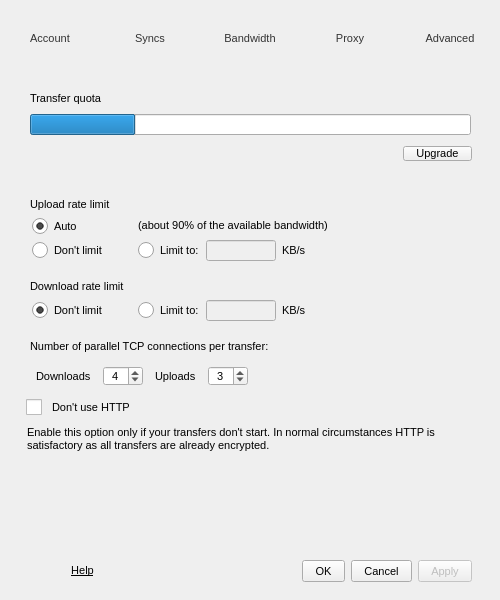
The window that src/MEGASync/gui/win/SettingsDialog.ui (meganz/MEGAsync) describes before a commit, drawn with Qt 5.
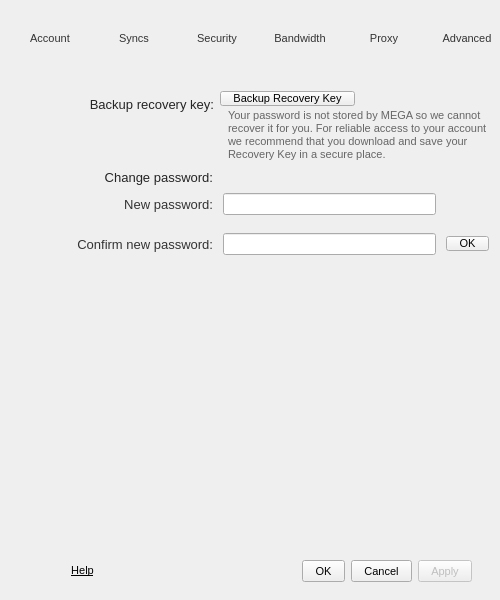
The same window after the commit. The open tabs and pages were chosen to show the change. Icons and pictures are not drawn. Custom widgets are drawn as their Qt base class.

Commit message:
Adjust Settings dialog for Linux and Windows
Based on current macOS design, namely:

- Add Security pane and toolbar button
- Modify General\Account section (add avatar widget, account name,
  remove change password and backup master key buttons, layout updates)

```diff
--- a/src/MEGASync/gui/win/SettingsDialog.ui
+++ b/src/MEGASync/gui/win/SettingsDialog.ui
@@ -303,6 +303,52 @@
         </property>
        </widget>
       </item>
+      <item>
+       <widget class="QToolButton" name="bSecurity">
+        <property name="minimumSize">
+         <size>
+          <width>100</width>
+          <height>76</height>
+         </size>
+        </property>
+        <property name="maximumSize">
+         <size>
+          <width>100</width>
+          <height>76</height>
+         </size>
+        </property>
+        <property name="font">
+         <font>
+          <pointsize>-1</pointsize>
+         </font>
+        </property>
+        <property name="focusPolicy">
+         <enum>Qt::StrongFocus</enum>
+        </property>
+        <property name="styleSheet">
+         <string notr="true"/>
+        </property>
+        <property name="text">
+         <string>Security</string>
+        </property>
+        <property name="icon">
+         <iconset resource="../Resources_win.qrc">
+          <normaloff>:/images/settings-security.png</normaloff>:/images/settings-security.png</iconset>
+        </property>
+        <property name="iconSize">
+         <size>
+          <width>32</width>
+          <height>32</height>
+         </size>
+        </property>
+        <property name="checkable">
+         <bool>true</bool>
+        </property>
+        <property name="toolButtonStyle">
+         <enum>Qt::ToolButtonTextUnderIcon</enum>
+        </property>
+       </widget>
+      </item>
       <item>
        <widget class="QToolButton" name="bBandwidth">
         <property name="minimumSize">
@@ -2480,6 +2526,461 @@
        </item>
       </layout>
      </widget>
+     <widget class="QWidget" name="pSecurity">
+      <layout class="QVBoxLayout" name="verticalLayout_20">
+       <item>
+        <widget class="QWidget" name="gBackupKey" native="true">
+         <property name="sizePolicy">
+          <sizepolicy hsizetype="Preferred" vsizetype="Preferred">
+           <horstretch>0</horstretch>
+           <verstretch>0</verstretch>
+          </sizepolicy>
+         </property>
+         <property name="focusPolicy">
+          <enum>Qt::NoFocus</enum>
+         </property>
+         <layout class="QHBoxLayout" name="horizontalLayout_31">
+          <property name="leftMargin">
+           <number>0</number>
+          </property>
+          <property name="topMargin">
+           <number>0</number>
+          </property>
+          <property name="rightMargin">
+           <number>0</number>
+          </property>
+          <property name="bottomMargin">
+           <number>0</number>
+          </property>
+          <item>
+           <widget class="QWidget" name="wLeftBackup" native="true">
+            <property name="sizePolicy">
+             <sizepolicy hsizetype="Preferred" vsizetype="Preferred">
+              <horstretch>0</horstretch>
+              <verstretch>0</verstretch>
+             </sizepolicy>
+            </property>
+            <property name="minimumSize">
+             <size>
+              <width>203</width>
+              <height>0</height>
+             </size>
+            </property>
+            <property name="maximumSize">
+             <size>
+              <width>203</width>
+              <height>16777215</height>
+             </size>
+            </property>
+            <property name="layoutDirection">
+             <enum>Qt::LeftToRight</enum>
+            </property>
+            <layout class="QVBoxLayout" name="verticalLayout_22">
+             <property name="spacing">
+              <number>0</number>
+             </property>
+             <property name="leftMargin">
+              <number>0</number>
+             </property>
+             <property name="topMargin">
+              <number>0</number>
+             </property>
+             <property name="rightMargin">
+              <number>0</number>
+             </property>
+             <property name="bottomMargin">
+              <number>0</number>
+             </property>
+             <item>
+              <widget class="QLabel" name="lBackup">
+               <property name="sizePolicy">
+                <sizepolicy hsizetype="Preferred" vsizetype="Fixed">
+                 <horstretch>0</horstretch>
+                 <verstretch>0</verstretch>
+                </sizepolicy>
+               </property>
+               <property name="styleSheet">
+                <string notr="true"> color: rgba(0,0,0,0.85);
+ font-family: &quot;SF Pro Text&quot;;
+ font-size: 13px;
+
+</string>
+               </property>
+               <property name="text">
+                <string>Backup recovery key:</string>
+               </property>
+               <property name="alignment">
+                <set>Qt::AlignRight|Qt::AlignTrailing|Qt::AlignVCenter</set>
+               </property>
+              </widget>
+             </item>
+             <item>
+              <spacer name="verticalSpacer_6">
+               <property name="orientation">
+                <enum>Qt::Vertical</enum>
+               </property>
+               <property name="sizeType">
+                <enum>QSizePolicy::Preferred</enum>
+               </property>
+               <property name="sizeHint" stdset="0">
+                <size>
+                 <width>20</width>
+                 <height>40</height>
+                </size>
+               </property>
+              </spacer>
+             </item>
+            </layout>
+           </widget>
+          </item>
+          <item>
+           <widget class="QWidget" name="wRightBackup" native="true">
+            <property name="sizePolicy">
+             <sizepolicy hsizetype="Preferred" vsizetype="Preferred">
+              <horstretch>0</horstretch>
+              <verstretch>0</verstretch>
+             </sizepolicy>
+            </property>
+            <layout class="QVBoxLayout" name="verticalLayout_23">
+             <property name="spacing">
+              <number>0</number>
+             </property>
+             <property name="leftMargin">
+              <number>0</number>
+             </property>
+             <property name="topMargin">
+              <number>0</number>
+             </property>
+             <property name="rightMargin">
+              <number>0</number>
+             </property>
+             <property name="bottomMargin">
+              <number>0</number>
+             </property>
+             <item>
+              <widget class="QWidget" name="wExportMasterKey" native="true">
+               <property name="sizePolicy">
+                <sizepolicy hsizetype="Preferred" vsizetype="Fixed">
+                 <horstretch>0</horstretch>
+                 <verstretch>0</verstretch>
+                </sizepolicy>
+               </property>
+               <layout class="QHBoxLayout" name="horizontalLayout_34">
+                <property name="leftMargin">
+                 <number>0</number>
+                </property>
+                <property name="topMargin">
+                 <number>0</number>
+                </property>
+                <property name="rightMargin">
+                 <number>0</number>
+                </property>
+                <property name="bottomMargin">
+                 <number>0</number>
+                </property>
+                <item>
+                 <widget class="QPushButton" name="bExportMasterKey_2">
+                  <property name="text">
+                   <string>Backup Recovery Key</string>
+                  </property>
+                 </widget>
+                </item>
+                <item>
+                 <spacer name="horizontalSpacer_14">
+                  <property name="orientation">
+                   <enum>Qt::Horizontal</enum>
+                  </property>
+                  <property name="sizeHint" stdset="0">
+                   <size>
+                    <width>202</width>
+                    <height>20</height>
+                   </size>
+                  </property>
+                 </spacer>
+                </item>
+               </layout>
+              </widget>
+             </item>
+             <item>
+              <widget class="QWidget" name="wBackupDesc" native="true">
+               <property name="sizePolicy">
+                <sizepolicy hsizetype="Preferred" vsizetype="Preferred">
+                 <horstretch>0</horstretch>
+                 <verstretch>0</verstretch>
+                </sizepolicy>
+               </property>
+               <layout class="QVBoxLayout" name="verticalLayout_25">
+                <property name="leftMargin">
+                 <number>8</number>
+                </property>
+                <property name="topMargin">
+                 <number>0</number>
+                </property>
+                <property name="rightMargin">
+                 <number>0</number>
+                </property>
+                <property name="bottomMargin">
+                 <number>0</number>
+                </property>
+                <item>
+                 <widget class="QLabel" name="lBackupDesc">
+                  <property name="styleSheet">
+                   <string notr="true"> color: #666666;
+ font-family: &quot;SF Pro Text&quot;;
+ font-size: 11px;
+
+</string>
+                  </property>
+                  <property name="text">
+                   <string>Your password is not stored by MEGA so we cannot recover it for you. For reliable access to your account we recommend that you download and save your Recovery Key in a secure place.</string>
+                  </property>
+                  <property name="wordWrap">
+                   <bool>true</bool>
+                  </property>
+                 </widget>
+                </item>
+               </layout>
+              </widget>
+             </item>
+            </layout>
+           </widget>
+          </item>
+         </layout>
+        </widget>
+       </item>
+       <item>
+        <widget class="QWidget" name="gChangePassword" native="true">
+         <property name="sizePolicy">
+          <sizepolicy hsizetype="Preferred" vsizetype="Preferred">
+           <horstretch>0</horstretch>
+           <verstretch>0</verstretch>
+          </sizepolicy>
+         </property>
+         <layout class="QVBoxLayout" name="verticalLayout_24">
+          <property name="leftMargin">
+           <number>0</number>
+          </property>
+          <property name="topMargin">
+           <number>0</number>
+          </property>
+          <property name="rightMargin">
+           <number>0</number>
+          </property>
+          <property name="bottomMargin">
+           <number>0</number>
+          </property>
+          <item>
+           <widget class="QWidget" name="wPassword" native="true">
+            <property name="minimumSize">
+             <size>
+              <width>0</width>
+              <height>0</height>
+             </size>
+            </property>
+            <property name="maximumSize">
+             <size>
+              <width>16777215</width>
+              <height>16777215</height>
+             </size>
+            </property>
+            <layout class="QHBoxLayout" name="horizontalLayout_35">
+             <property name="leftMargin">
+              <number>0</number>
+             </property>
+             <property name="topMargin">
+              <number>0</number>
+             </property>
+             <property name="rightMargin">
+              <number>0</number>
+             </property>
+             <property name="bottomMargin">
+              <number>0</number>
+             </property>
+             <item>
+              <widget class="QLabel" name="lChangePassword">
+               <property name="minimumSize">
+                <size>
+                 <width>202</width>
+                 <height>0</height>
+                </size>
+               </property>
+               <property name="maximumSize">
+                <size>
+                 <width>202</width>
+                 <height>16777215</height>
+                </size>
+               </property>
+               <property name="styleSheet">
+                <string notr="true">  color: rgba(0,0,0,0.85);
+  font-family: &quot;SF Pro Text&quot;;
+  font-size: 13px;</string>
+               </property>
+               <property name="text">
+                <string>Change password:</string>
+               </property>
+               <property name="alignment">
+                <set>Qt::AlignRight|Qt::AlignTrailing|Qt::AlignVCenter</set>
+               </property>
+               <property name="wordWrap">
+                <bool>true</bool>
+               </property>
+              </widget>
+             </item>
+             <item>
+              <spacer name="horizontalSpacer_15">
+               <property name="orientation">
+                <enum>Qt::Horizontal</enum>
+               </property>
+               <property name="sizeHint" stdset="0">
+                <size>
+                 <width>40</width>
+                 <height>20</height>
+                </size>
+               </property>
+              </spacer>
+             </item>
+            </layout>
+           </widget>
+          </item>
+          <item>
+           <widget class="QWidget" name="wChangePassword" native="true">
+            <layout class="QGridLayout" name="gridLayout_3">
+             <property name="leftMargin">
+              <number>0</number>
+             </property>
+             <property name="topMargin">
+              <number>0</number>
+             </property>
+             <property name="rightMargin">
+              <number>0</number>
+             </property>
+             <property name="horizontalSpacing">
+              <number>10</number>
+             </property>
+             <property name="verticalSpacing">
+              <number>18</number>
+             </property>
+             <item row="1" column="1">
+              <widget class="QLineEdit" name="leConfirmPassword">
+               <property name="minimumSize">
+                <size>
+                 <width>0</width>
+                 <height>0</height>
+                </size>
+               </property>
+               <property name="maximumSize">
+                <size>
+                 <width>300</width>
+                 <height>16777215</height>
+                </size>
+               </property>
+              </widget>
+             </item>
+             <item row="1" column="0">
+              <widget class="QLabel" name="lConfirmPassword">
+               <property name="minimumSize">
+                <size>
+                 <width>202</width>
+                 <height>0</height>
+                </size>
+               </property>
+               <property name="maximumSize">
+                <size>
+                 <width>202</width>
+                 <height>16777215</height>
+                </size>
+               </property>
+               <property name="styleSheet">
+                <string notr="true">  color: #333333;
+  font-family: &quot;Source Sans Pro&quot;;
+  font-size: 13px;</string>
+               </property>
+               <property name="text">
+                <string>Confirm new password:</string>
+               </property>
+               <property name="alignment">
+                <set>Qt::AlignRight|Qt::AlignTrailing|Qt::AlignVCenter</set>
+               </property>
+               <property name="wordWrap">
+                <bool>true</bool>
+               </property>
+              </widget>
+             </item>
+             <item row="0" column="1">
+              <widget class="QLineEdit" name="leNewPassword">
+               <property name="minimumSize">
+                <size>
+                 <width>0</width>
+                 <height>0</height>
+                </size>
+               </property>
+               <property name="maximumSize">
+                <size>
+                 <width>300</width>
+                 <height>16777215</height>
+                </size>
+               </property>
+              </widget>
+             </item>
+             <item row="0" column="0">
+              <widget class="QLabel" name="lNewPassword">
+               <property name="minimumSize">
+                <size>
+                 <width>202</width>
+                 <height>0</height>
+                </size>
+               </property>
+               <property name="maximumSize">
+                <size>
+                 <width>202</width>
+                 <height>16777215</height>
+                </size>
+               </property>
+               <property name="styleSheet">
+                <string notr="true">  color: #333333;
+  font-family: &quot;Source Sans Pro&quot;;
+  font-size: 13px;
+</string>
+               </property>
+               <property name="text">
+                <string>New password:</string>
+               </property>
+               <property name="alignment">
+                <set>Qt::AlignRight|Qt::AlignTrailing|Qt::AlignVCenter</set>
+               </property>
+               <property name="wordWrap">
+                <bool>true</bool>
+               </property>
+              </widget>
+             </item>
+             <item row="1" column="2">
+              <widget class="QPushButton" name="bOkChangePassword">
+               <property name="text">
+                <string>OK</string>
+               </property>
+              </widget>
+             </item>
+            </layout>
+           </widget>
+          </item>
+         </layout>
+        </widget>
+       </item>
+       <item>
+        <spacer name="verticalSpacer_7">
+         <property name="orientation">
+          <enum>Qt::Vertical</enum>
+         </property>
+         <property name="sizeHint" stdset="0">
+          <size>
+           <width>20</width>
+           <height>254</height>
+          </size>
+         </property>
+        </spacer>
+       </item>
+      </layout>
+     </widget>
      <widget class="QWidget" name="pBandwidth">
       <property name="focusPolicy">
        <enum>Qt::WheelFocus</enum>
@@ -4785,6 +5286,12 @@
    <header location="global">WaitingSpinnerWidget.h</header>
    <container>1</container>
   </customwidget>
+  <customwidget>
+   <class>AvatarWidget</class>
+   <extends>QWidget</extends>
+   <header>AvatarWidget.h</header>
+   <container>1</container>
+  </customwidget>
  </customwidgets>
  <tabstops>
   <tabstop>bSyncs</tabstop>
```
Left out of the diff: 397 changed lines with no effect on the pictures. The commit also changes 4 other files.
